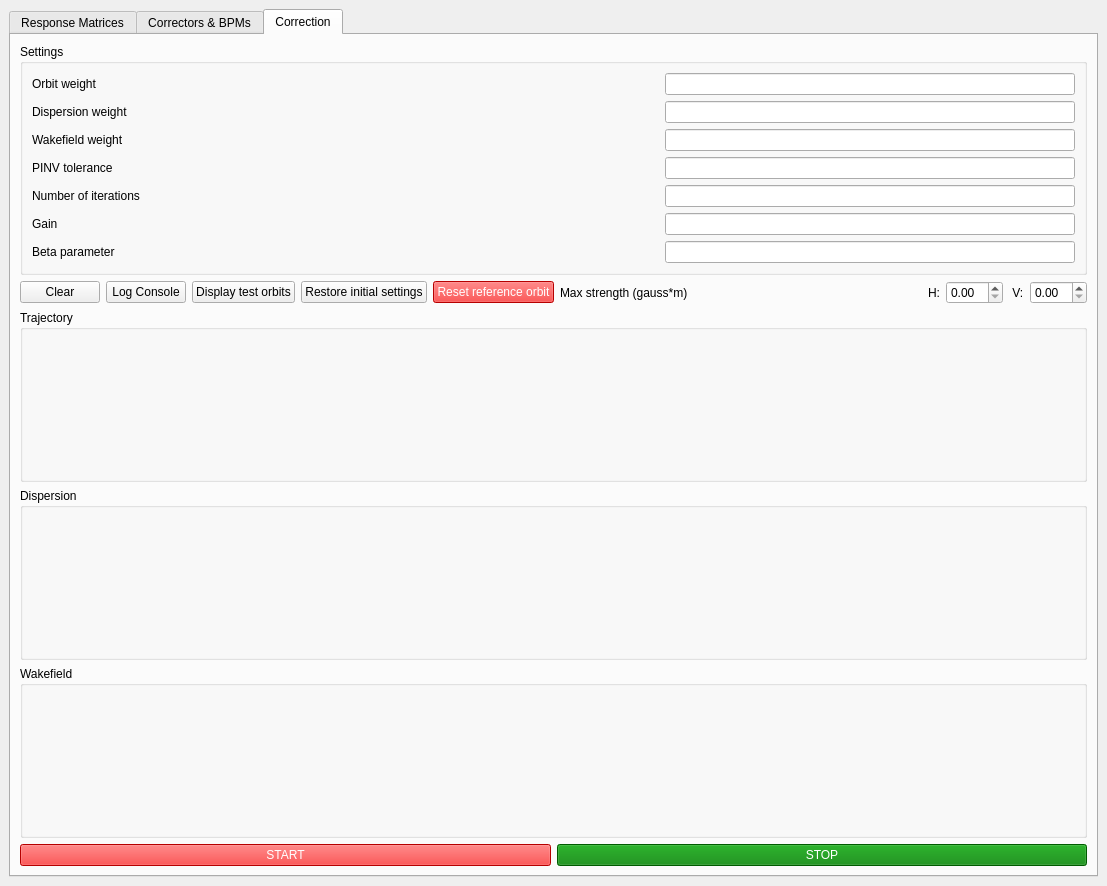
wiktoria-malek/flight-simulator, file UI files/BBA_GUI.ui: the form before one commit.
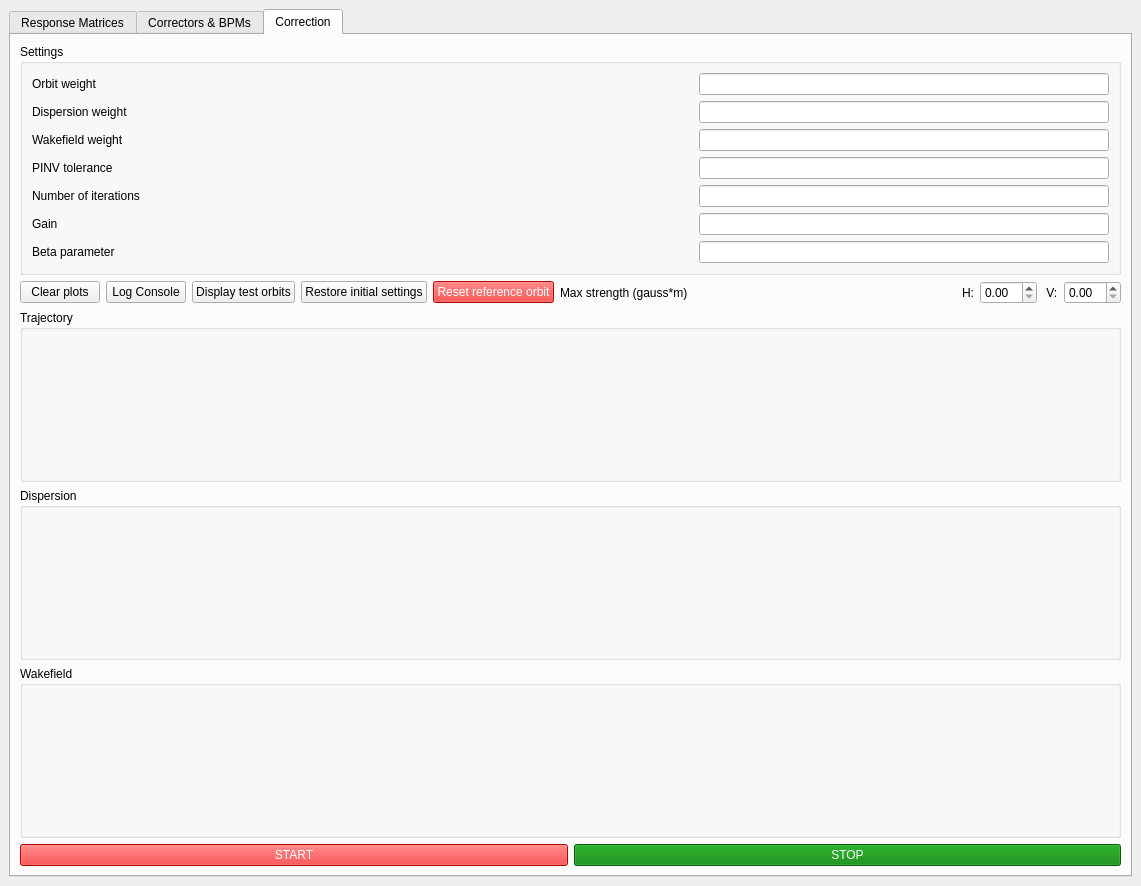
The form after the commit. The open tabs and pages were chosen to show the change.

Patch:
```diff
--- a/UI files/BBA_GUI.ui
+++ b/UI files/BBA_GUI.ui
@@ -6,7 +6,7 @@
    <rect>
     <x>0</x>
     <y>0</y>
-    <width>1107</width>
+    <width>1141</width>
     <height>886</height>
    </rect>
   </property>
@@ -632,7 +632,7 @@
                </sizepolicy>
               </property>
               <property name="text">
-               <string>Clear</string>
+               <string>Clear plots</string>
               </property>
              </widget>
             </item>
```
